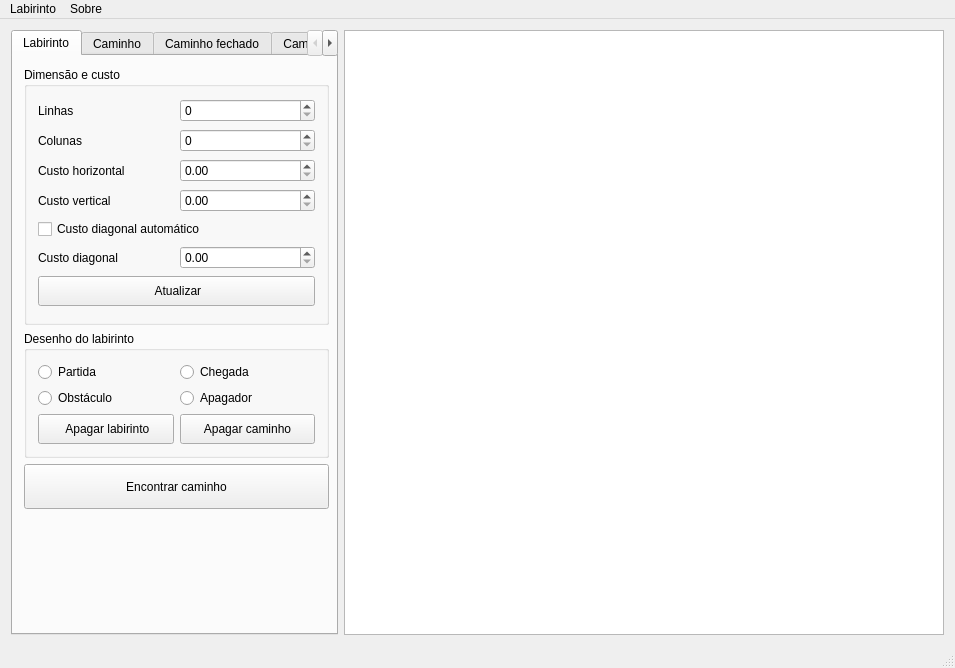
carvalhojldc/labyrinth, file src/mainwindow.ui: the form before one commit.
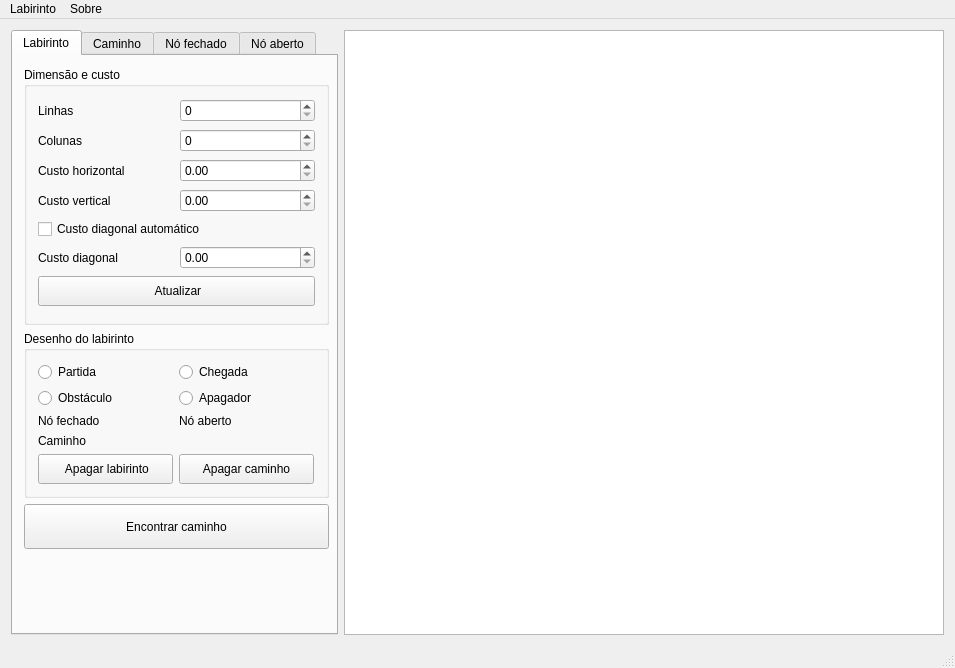
The form after the commit.

What changed in the file:
```diff
--- a/src/mainwindow.ui
+++ b/src/mainwindow.ui
@@ -166,10 +166,16 @@
                <string>Desenho do labirinto</string>
               </property>
               <layout class="QGridLayout" name="gridLayout">
-               <item row="1" column="1">
-                <widget class="QRadioButton" name="rb_clearCell">
+               <item row="3" column="0">
+                <widget class="QLabel" name="lb_nodePath">
+                 <property name="maximumSize">
+                  <size>
+                   <width>80</width>
+                   <height>16777215</height>
+                  </size>
+                 </property>
                  <property name="text">
-                  <string>Apagador</string>
+                  <string>Caminho</string>
                  </property>
                 </widget>
                </item>
@@ -180,10 +186,16 @@
                  </property>
                 </widget>
                </item>
-               <item row="0" column="0">
-                <widget class="QRadioButton" name="rb_start">
+               <item row="4" column="1">
+                <widget class="QPushButton" name="pb_clearSearch">
+                 <property name="minimumSize">
+                  <size>
+                   <width>135</width>
+                   <height>30</height>
+                  </size>
+                 </property>
                  <property name="text">
-                  <string>Partida</string>
+                  <string>Apagar caminho</string>
                  </property>
                 </widget>
                </item>
@@ -194,7 +206,7 @@
                  </property>
                 </widget>
                </item>
-               <item row="3" column="0">
+               <item row="4" column="0">
                 <widget class="QPushButton" name="pb_clearBoard">
                  <property name="minimumSize">
                   <size>
@@ -207,16 +219,46 @@
                  </property>
                 </widget>
                </item>
-               <item row="3" column="1">
-                <widget class="QPushButton" name="pb_clearSearch">
-                 <property name="minimumSize">
+               <item row="1" column="1">
+                <widget class="QRadioButton" name="rb_clearCell">
+                 <property name="text">
+                  <string>Apagador</string>
+                 </property>
+                </widget>
+               </item>
+               <item row="0" column="0">
+                <widget class="QRadioButton" name="rb_start">
+                 <property name="text">
+                  <string>Partida</string>
+                 </property>
+                </widget>
+               </item>
+               <item row="2" column="1">
+                <widget class="QLabel" name="lb_nodeOpen">
+                 <property name="maximumSize">
                   <size>
-                   <width>135</width>
-                   <height>30</height>
+                   <width>80</width>
+                   <height>16777215</height>
                   </size>
                  </property>
+                 <property name="lineWidth">
+                  <number>2</number>
+                 </property>
                  <property name="text">
-                  <string>Apagar caminho</string>
+                  <string>Nó aberto</string>
+                 </property>
+                </widget>
+               </item>
+               <item row="2" column="0">
+                <widget class="QLabel" name="lb_nodeClosed">
+                 <property name="maximumSize">
+                  <size>
+                   <width>80</width>
+                   <height>16777215</height>
+                  </size>
+                 </property>
+                 <property name="text">
+                  <string>Nó fechado</string>
                  </property>
                 </widget>
                </item>
@@ -291,7 +333,7 @@
           </widget>
           <widget class="QWidget" name="tabclosedPath">
            <attribute name="title">
-            <string>Caminho fechado</string>
+            <string>Nó fechado</string>
            </attribute>
            <layout class="QGridLayout" name="gridLayout_9">
             <item row="0" column="0">
@@ -320,7 +362,7 @@
           </widget>
           <widget class="QWidget" name="tabopenPath">
            <attribute name="title">
-            <string>Caminho aberto</string>
+            <string>Nó aberto</string>
            </attribute>
            <layout class="QGridLayout" name="gridLayout_8">
             <item row="0" column="0">
```
Left out of the diff: 2 changed lines with no effect on the pictures.
